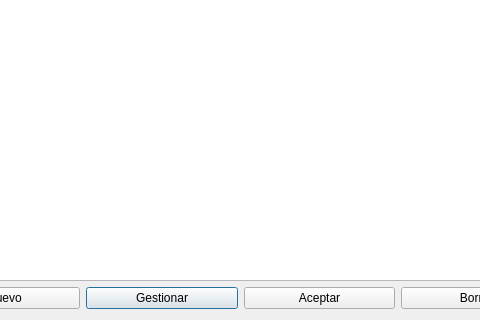
Old version of the form gestionpedidos.ui in the repository Ladis72/tienda; both pictures show x 82 to 562 and y 297 to 617 of the 960 by 617 pixel window.
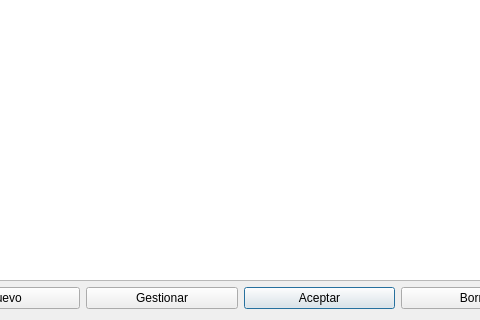
New version of the form.

```diff
--- a/gestionpedidos.ui
+++ b/gestionpedidos.ui
@@ -51,7 +51,7 @@
         <string>Gestionar</string>
        </property>
        <property name="autoDefault">
-        <bool>true</bool>
+        <bool>false</bool>
        </property>
       </widget>
      </item>
```
Left out of the diff: 6 changed lines with no effect on the pictures.
